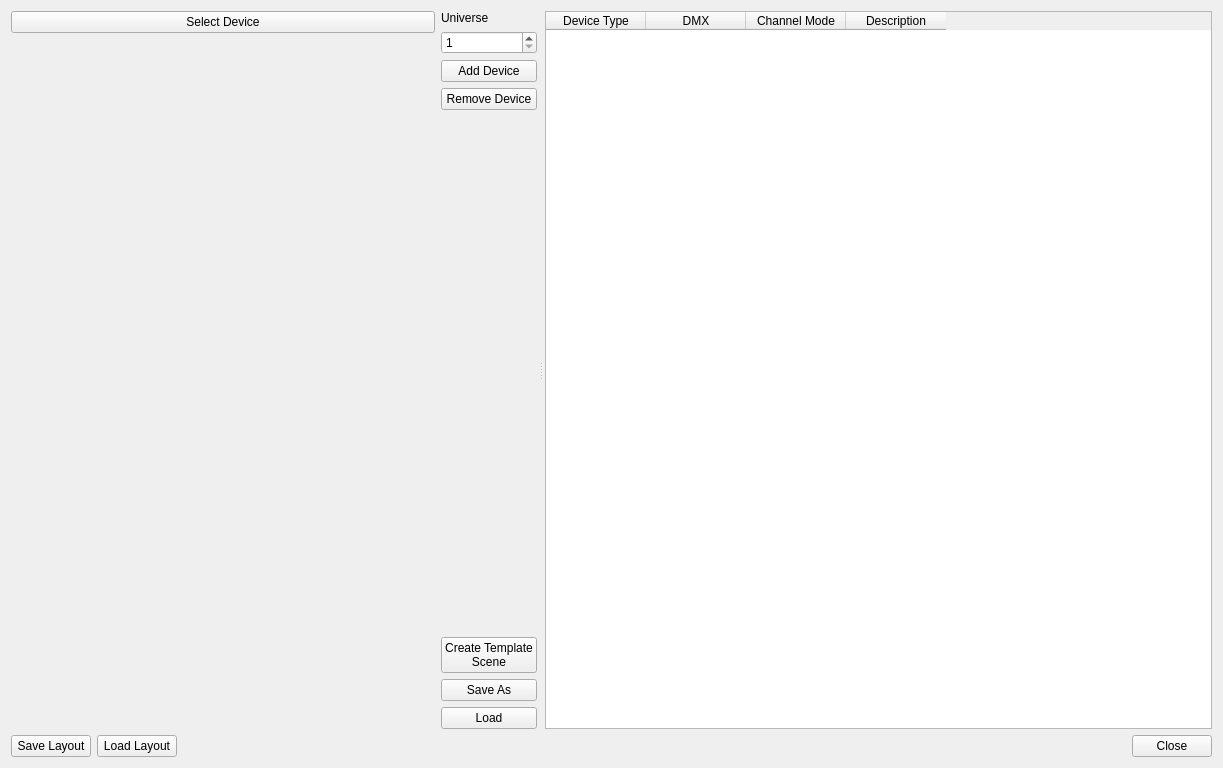
First picture: the form in StageRunner/gui/universeeditorwidget.ui, repository Pit1966/StageRunner, before the edit.
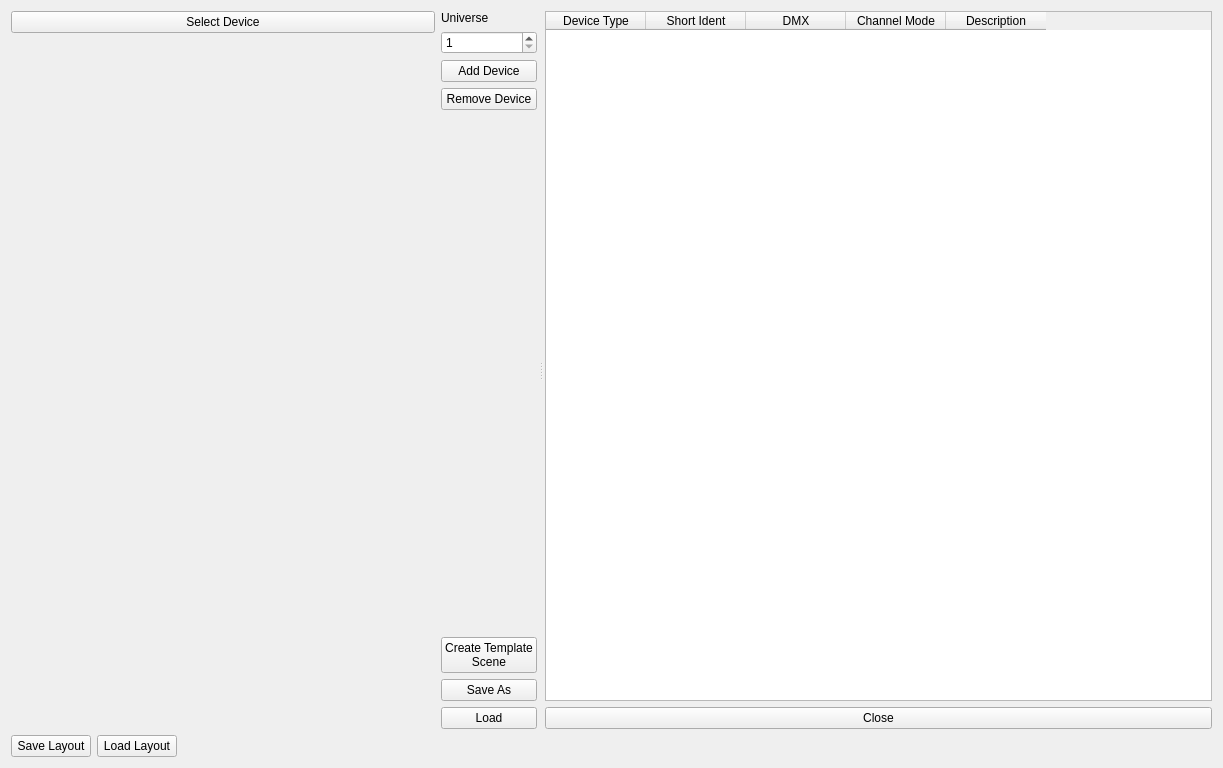
Second picture: the form after the edit. Icons and pictures are not drawn. Custom widgets are drawn as their Qt base class.

Patch:
```diff
--- a/StageRunner/gui/universeeditorwidget.ui
+++ b/StageRunner/gui/universeeditorwidget.ui
@@ -147,6 +147,11 @@
            <string>Device Type</string>
           </property>
          </column>
+         <column>
+          <property name="text">
+           <string>Short Ident</string>
+          </property>
+         </column>
          <column>
           <property name="text">
            <string>DMX</string>
@@ -164,6 +169,13 @@
          </column>
         </widget>
        </item>
+       <item>
+        <widget class="QPushButton" name="pushButton_close">
+         <property name="text">
+          <string>Close</string>
+         </property>
+        </widget>
+       </item>
       </layout>
      </widget>
     </widget>
@@ -197,13 +209,6 @@
        </property>
       </spacer>
      </item>
-     <item>
-      <widget class="QPushButton" name="pushButton_close">
-       <property name="text">
-        <string>Close</string>
-       </property>
-      </widget>
-     </item>
     </layout>
    </item>
   </layout>
```
